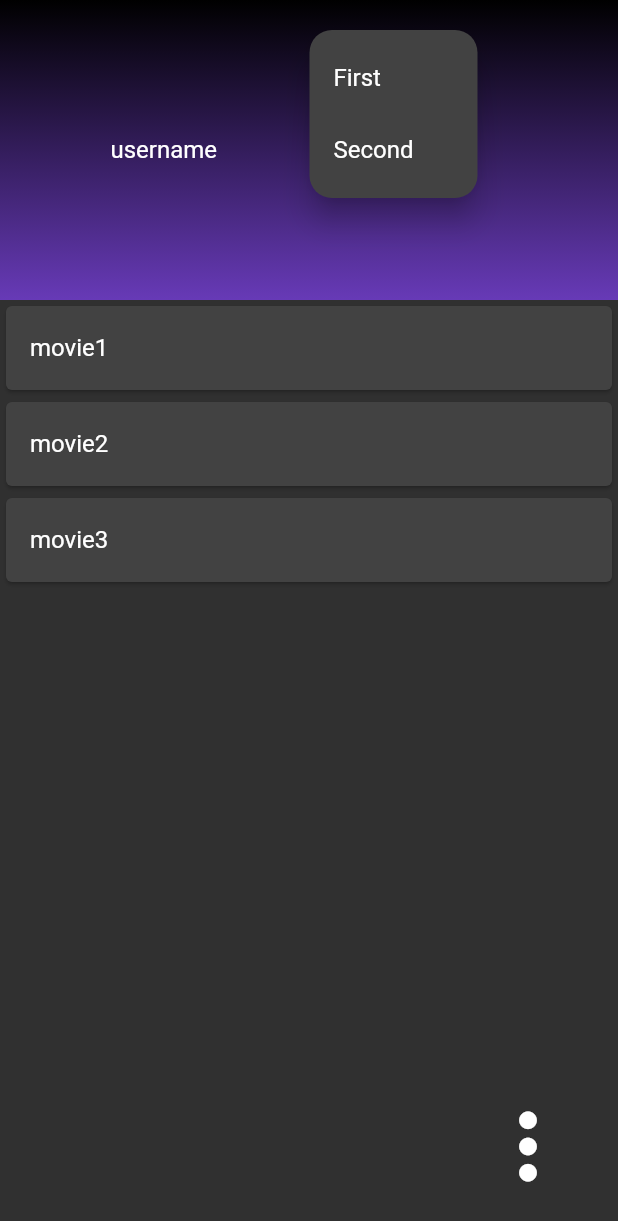
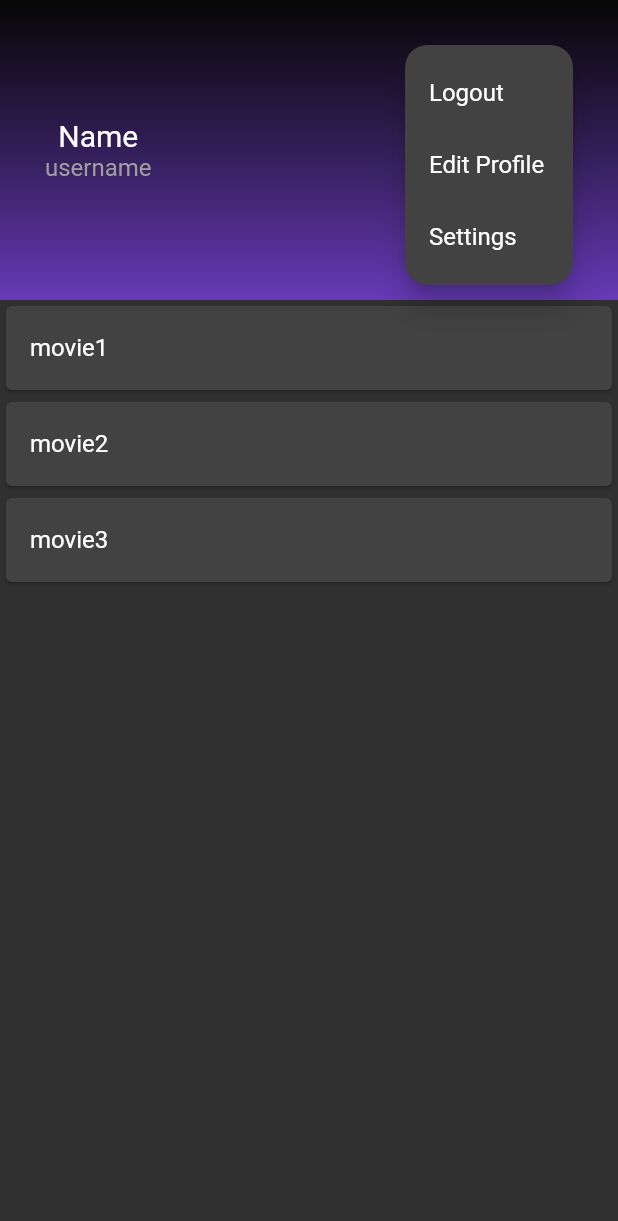
Before and after one commit to BOOKSHayley/Moovi, a Flutter app: the screen it shows after launch, after a tap on the "more vert" icon, on a phone screen of 412 x 824 dp. Shown: the top 1221 px of the screen. Run offline on Flutter 3.47's test engine with Material 2 defaults, Android fonts, the light colour scheme and no system bars; our stand-ins replace flip_card, floor, sqflite; missing offline and left inert: flutter_swipable; accounts and stored records are empty; generated files the repository leaves out were written again.

Commit message:
fixed alignment on text and popup button; added name and changed menu items

```diff
--- a/lib/Profile/profile.dart
+++ b/lib/Profile/profile.dart
@@ -26,22 +26,39 @@ class Profile extends StatelessWidget{
                   begin: Alignment.topCenter,
                   end: Alignment.bottomCenter,
                   colors: [
-                    Colors.black,
+                    Colors.black87,
                     Colors.deepPurple,
                   ],
                 )
             ),
             child: Row(
-                mainAxisAlignment: MainAxisAlignment.spaceEvenly,
+                mainAxisAlignment: MainAxisAlignment.spaceBetween,
               children: [
-                Center(
-                  child: Text(
-                    'username',
-                    style: TextStyle(color: Colors.white, fontSize: 16),
-                  ),
+                Align(
+                    alignment: Alignment.centerLeft,
+                  child: Padding(
+                    padding: const EdgeInsets.all(30),
+                    child: Column(
+                        mainAxisAlignment: MainAxisAlignment.center,
+                      children: [
+                        Center(
+                          child: Text(
+                            'Name',
+                            style: TextStyle(color: Colors.white, fontSize: 20),
+                          ),
+                        ),
+                        Center(
+                          child: Text(
+                            'username',
+                            style: TextStyle(color: Colors.grey, fontSize: 16),
+                          ),
+                        ),
+                      ]
+                    ),
+                  )
                 ),
                 Padding(
-                    padding: const EdgeInsets.all(20),
+                    padding: const EdgeInsets.all(30),
                     child: Align(
                       alignment: Alignment.topRight,
                       // child: ConstrainedBox(
@@ -57,18 +74,20 @@ class Profile extends StatelessWidget{
                       //     ),
                       //     label: Text('Elevated Button'),
                       //     onPressed: () {}
-                      child: SizedBox(
-                        height: 80.0,
-                        width: 80.0,
+
                         child: PopupMenuButton(
                           itemBuilder: (context) => [
                             PopupMenuItem(
-                              child: Text("First"),
+                              child: Text("Logout"),
                               value: 1,
                             ),
                             PopupMenuItem(
-                              child: Text("Second"),
+                              child: Text("Edit Profile"),
                               value: 2,
+                            ),
+                            PopupMenuItem(
+                              child: Text("Settings"),
+                              value: 3,
                             )
                           ],
                           shape: RoundedRectangleBorder(
@@ -82,7 +101,6 @@ class Profile extends StatelessWidget{
                         ),
                       ),
                     )
-                )
 
               ]
 
@@ -93,37 +111,6 @@ class Profile extends StatelessWidget{
               children: cardList
             )
           ),
-
-        Padding(
-        padding: const EdgeInsets.all(20),
-          child: Align(
-            alignment: Alignment.topRight,
-              child: SizedBox(
-                height: 80.0,
-                width: 80.0,
-                child: PopupMenuButton(
-                    itemBuilder: (context) => [
-                      PopupMenuItem(
-                        child: Text("First"),
-                        value: 1,
-                      ),
-                      PopupMenuItem(
-                        child: Text("Second"),
-                        value: 2,
-                      )
-                    ],
-                  shape: RoundedRectangleBorder(
-                      borderRadius: BorderRadius.all(Radius.circular(15.0))
-                  ),
-                  child: Icon(
-                      Icons.more_vert,
-                      size: 70,
-                      color: Colors.white
-                  ),
-                ),
-              ),
-            )
-        )
         ],
       ),
     );
```
